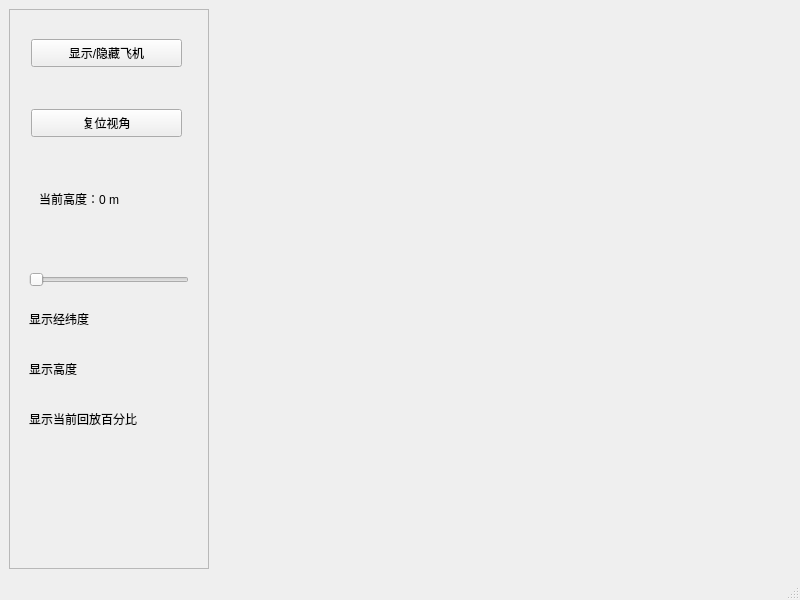
First picture: the form in mainwindow.ui, repository aegean000/OSGEarthUAV3D, before the edit.
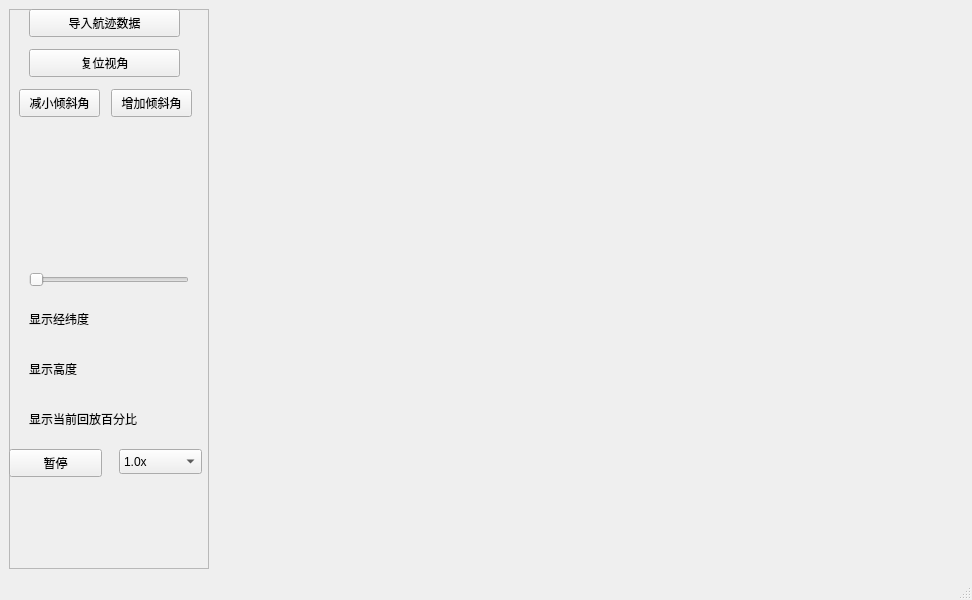
Second picture: the form after the edit.

Commit message:
feat: 实现航迹动态控制系统与 osgEarth 性能深度优化
1. 核心业务功能:
   - 实现航迹 CSV 文件异步导入与解析，支持动态读取路径点数据。
   - 新增航迹控制逻辑：支持回放过程中的【暂停/继续】以及【多倍速切换】。
   - 新增视觉增强：实现航迹点到地面的【垂直投影虚线】，强化空间高度感知。

2. 交互与视角控制:
   - 实现【俯仰角 (Pitch) 调节】按钮，解决 osgEarth 3.x 下可选参数 (optional) 的逻辑访问问题。
   - 新增【高程地图】，优化场景下的航迹观察体验。

3. 性能与底层优化:
   - 地图加载逻辑重构：由硬编码改为【XML 配置加载】，提升系统灵活性。
   - 性能压榨：开启【磁盘二级缓存】与【多线程加载】，大幅缩短数据生成时间。
   - 兼容性修复：解决 Qt6 高 DPI 报错、osgEarth 3.x 语法不兼容及字体读取异常。

Diff of the .ui file:
```diff
--- a/mainwindow.ui
+++ b/mainwindow.ui
@@ -6,7 +6,7 @@
    <rect>
     <x>0</x>
     <y>0</y>
-    <width>800</width>
+    <width>972</width>
     <height>600</height>
    </rect>
   </property>
@@ -35,24 +35,11 @@
       <property name="frameShadow">
        <enum>QFrame::Raised</enum>
       </property>
-      <widget class="QPushButton" name="btnTogglePlane">
-       <property name="geometry">
-        <rect>
-         <x>22</x>
-         <y>30</y>
-         <width>151</width>
-         <height>28</height>
-        </rect>
-       </property>
-       <property name="text">
-        <string>显示/隐藏飞机</string>
-       </property>
-      </widget>
       <widget class="QPushButton" name="btnResetView">
        <property name="geometry">
         <rect>
-         <x>22</x>
-         <y>100</y>
+         <x>20</x>
+         <y>40</y>
          <width>151</width>
          <height>28</height>
         </rect>
@@ -61,19 +48,6 @@
         <string>复位视角</string>
        </property>
       </widget>
-      <widget class="QLabel" name="labelHeight">
-       <property name="geometry">
-        <rect>
-         <x>30</x>
-         <y>180</y>
-         <width>131</width>
-         <height>20</height>
-        </rect>
-       </property>
-       <property name="text">
-        <string>当前高度：0 m</string>
-       </property>
-      </widget>
       <widget class="QSlider" name="sliderProgress">
        <property name="geometry">
         <rect>
@@ -92,7 +66,7 @@
         <rect>
          <x>20</x>
          <y>300</y>
-         <width>111</width>
+         <width>161</width>
          <height>20</height>
         </rect>
        </property>
@@ -105,7 +79,7 @@
         <rect>
          <x>20</x>
          <y>350</y>
-         <width>91</width>
+         <width>151</width>
          <height>20</height>
         </rect>
        </property>
@@ -118,7 +92,7 @@
         <rect>
          <x>20</x>
          <y>400</y>
-         <width>141</width>
+         <width>171</width>
          <height>20</height>
         </rect>
        </property>
@@ -126,6 +100,88 @@
         <string>显示当前回放百分比</string>
        </property>
       </widget>
+      <widget class="QPushButton" name="btnImportData">
+       <property name="geometry">
+        <rect>
+         <x>20</x>
+         <y>0</y>
+         <width>151</width>
+         <height>28</height>
+        </rect>
+       </property>
+       <property name="text">
+        <string>导入航迹数据</string>
+       </property>
+      </widget>
+      <widget class="QPushButton" name="btnPlayPause">
+       <property name="geometry">
+        <rect>
+         <x>0</x>
+         <y>440</y>
+         <width>93</width>
+         <height>28</height>
+        </rect>
+       </property>
+       <property name="text">
+        <string>暂停</string>
+       </property>
+      </widget>
+      <widget class="QComboBox" name="comboBox">
+       <property name="geometry">
+        <rect>
+         <x>110</x>
+         <y>440</y>
+         <width>83</width>
+         <height>25</height>
+        </rect>
+       </property>
+       <item>
+        <property name="text">
+         <string>1.0x</string>
+        </property>
+       </item>
+       <item>
+        <property name="text">
+         <string>0.5x</string>
+        </property>
+       </item>
+       <item>
+        <property name="text">
+         <string>2.0x</string>
+        </property>
+       </item>
+       <item>
+        <property name="text">
+         <string>4.0x</string>
+        </property>
+       </item>
+      </widget>
+      <widget class="QPushButton" name="btnPitchUp">
+       <property name="geometry">
+        <rect>
+         <x>10</x>
+         <y>80</y>
+         <width>81</width>
+         <height>28</height>
+        </rect>
+       </property>
+       <property name="text">
+        <string>减小倾斜角</string>
+       </property>
+      </widget>
+      <widget class="QPushButton" name="btnPitchDown">
+       <property name="geometry">
+        <rect>
+         <x>102</x>
+         <y>80</y>
+         <width>81</width>
+         <height>28</height>
+        </rect>
+       </property>
+       <property name="text">
+        <string>增加倾斜角</string>
+       </property>
+      </widget>
      </widget>
     </item>
     <item>
```
Left out of the diff: 2 changed lines with no effect on the pictures. The commit also changes 4 other files.
